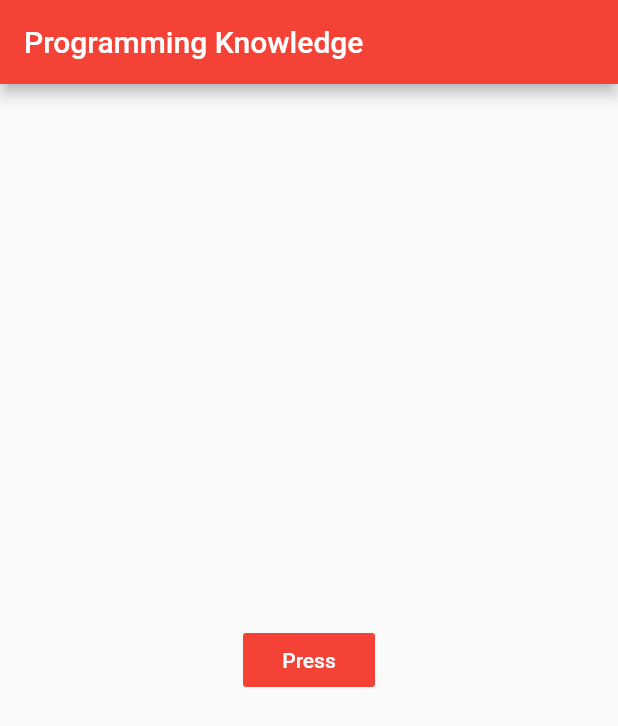
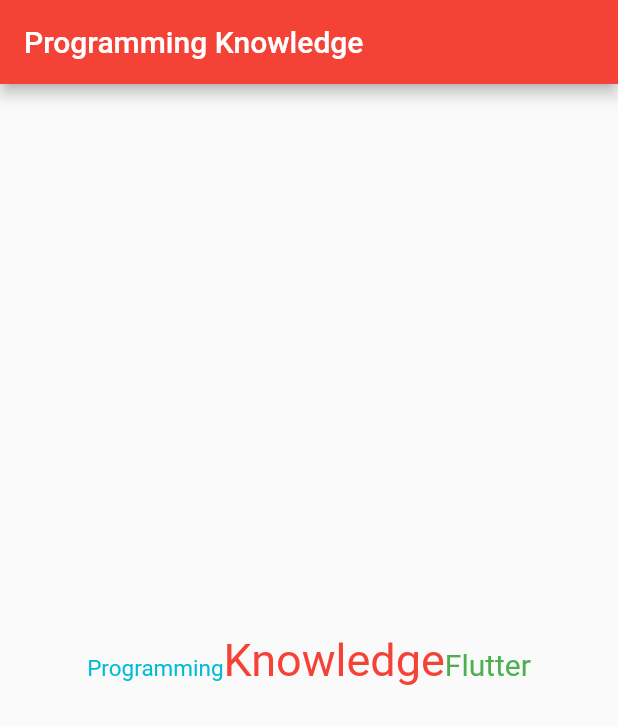
Before and after one commit to paradigm-lab/FlutterApps, a Flutter app: the screen it shows after launch, on a phone screen of 412 x 824 dp. Shown: the top 726 px of the screen. Run offline on Flutter 3.47's test engine with Material 2 defaults, Android fonts, the phone set to English and light mode, and no system bars; our stand-ins replace toast.

Commit message:
Creating a new file for dart and import the file into the main dart file

```diff
--- a/lib/main.dart
+++ b/lib/main.dart
@@ -1,5 +1,8 @@
 import 'package:flutter/material.dart';
 import 'package:toast/toast.dart';
+
+import './my_home_app.dart';
+
 
 void main() => runApp(MyApp());
 
@@ -11,61 +14,3 @@ class MyApp extends StatelessWidget {
     );
   }
 }
-
-// We sue the statefulWidget when we have the functionality in our application
-class MyHomeApp extends StatefulWidget {
-  const MyHomeApp({Key? key}) : super(key: key);
-
-  @override
-  _MyHomeAppState createState() => _MyHomeAppState();
-}
-
-class _MyHomeAppState extends State<MyHomeApp> {
-  @override
-  Widget build(BuildContext context) {
-    return Scaffold(
-      appBar: AppBar(
-        title: const Text("Programming Knowledge"),
-        backgroundColor: Colors.red,
-      ),
-      body: Center(
-        child: Row(
-          mainAxisAlignment: MainAxisAlignment.center,
-          children: <Widget>[
-            //const Text('Collins Boniface'),
-            FlatButton(
-              child: const Text("Press"),
-              onPressed: () => Toast.show(
-                  'Toast Demo',
-                  context,
-                  duration: Toast.LENGTH_LONG,
-                  gravity: Toast.CENTER,
-                  backgroundColor: Colors.cyan,
-                textColor: Colors.black
-              ),
-              color: Colors.red,
-              textColor: Colors.white,
-            ),
-           // Text("Programming Knowledge")
-          ],
-        ),
-
-        /*
-          Column(
-          mainAxisAlignment: MainAxisAlignment.center,
-            children: <Widget>[
-         const Text('Collins Boniface'),
-         FlatButton(
-           child: const Text("Press"),
-           onPressed: () => print("Pressed"),
-           color: Colors.red,
-           textColor: Colors.white,
-         ),
-          Text("Programming Knowledge")
-        ]
-        ),
-         */
-      ),
-    );
-  }
-}
--- /dev/null
+++ b/lib/my_home_app.dart
@@ -0,0 +1,83 @@
+import 'package:flutter/material.dart';
+
+// We sue the statefulWidget when we have the functionality in our application
+class MyHomeApp extends StatefulWidget {
+  const MyHomeApp({Key? key}) : super(key: key);
+
+  @override
+  _MyHomeAppState createState() => _MyHomeAppState();
+}
+
+class _MyHomeAppState extends State<MyHomeApp> {
+  @override
+  Widget build(BuildContext context) {
+    return Scaffold(
+      appBar: AppBar(
+        title: const Text("Programming Knowledge"),
+        backgroundColor: Colors.red,
+      ),
+      body: Center(child: RichText(text: const TextSpan(
+          text: "Programming",
+          style: TextStyle(color: Colors.cyan, fontSize: 15,),
+          children: <TextSpan> [
+            TextSpan(text: 'Knowledge', style: TextStyle(color: Colors.red, fontSize: 30),),
+            TextSpan(text: 'Flutter', style: TextStyle(color: Colors.green, fontSize: 20),),
+          ]
+      ),
+      ),
+        /*
+      body: const Center(child: Text(
+        "Programming knowledge",
+        maxLines: 3,
+        style: TextStyle(
+            backgroundColor: Colors.red,
+            color: Colors.white,
+            fontWeight: FontWeight.bold,
+            fontSize: 30,
+            fontStyle: FontStyle.italic
+          ),
+        ),
+      ),
+
+
+      body: Center(
+        child: Row(
+          mainAxisAlignment: MainAxisAlignment.center,
+          children: <Widget>[
+            //const Text('Collins Boniface'),
+            FlatButton(
+              child: const Text("Press"),
+              onPressed: () => Toast.show(
+                  'Toast Demo',
+                  context,
+                  duration: Toast.LENGTH_LONG,
+                  gravity: Toast.CENTER,
+                  backgroundColor: Colors.cyan,
+                textColor: Colors.black
+              ),
+              color: Colors.red,
+              textColor: Colors.white,
+            ),
+           // Text("Programming Knowledge")
+          ],
+        ),
+
+
+          Column(
+          mainAxisAlignment: MainAxisAlignment.center,
+            children: <Widget>[
+         const Text('Collins Boniface'),
+         FlatButton(
+           child: const Text("Press"),
+           onPressed: () => print("Pressed"),
+           color: Colors.red,
+           textColor: Colors.white,
+         ),
+          Text("Programming Knowledge")
+        ]
+        ),
+         */
+      ),
+    );
+  }
+}
```
